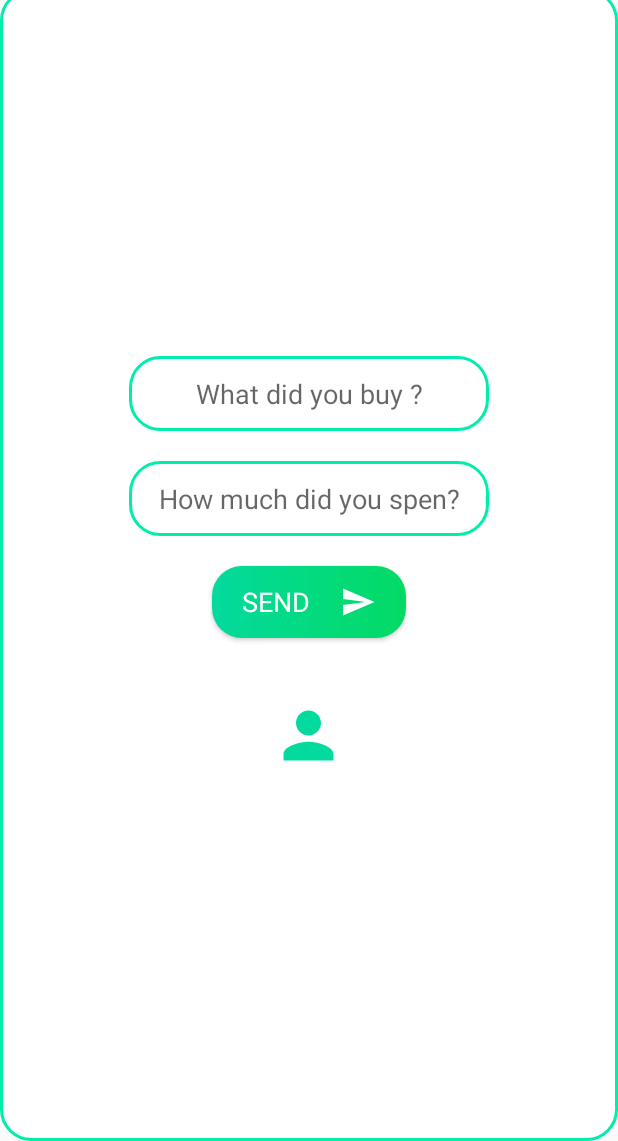
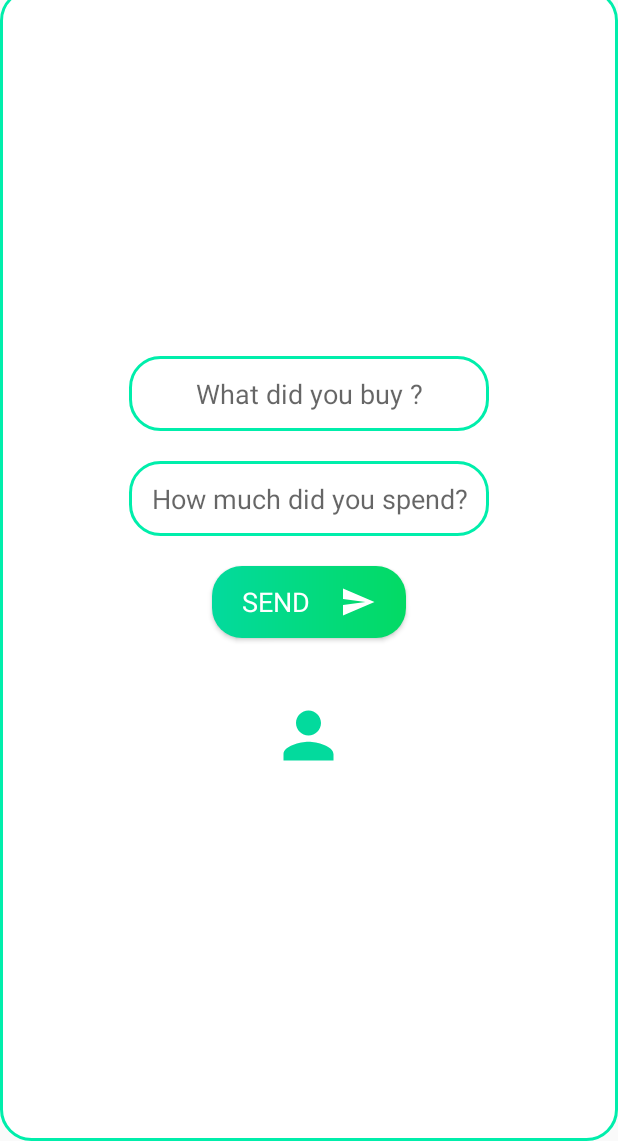
Before and after one commit to FigueroaSergio/appAccounting, an Android app: the screen it shows after launch (MainActivity), on a phone screen of 412 x 824 dp, the part 95-1236 px from its top. Run offline under Robolectric (Android 15) with nearby library versions, the phone set to English and light mode, and no system bars; our stand-ins replace Room's generated code.

Commit message:
Correct behavior in recycler and ortography

```diff
--- a/app/src/main/java/myaplicacion/com/database/ListExpenses.kt
+++ b/app/src/main/java/myaplicacion/com/database/ListExpenses.kt
@@ -44,8 +44,8 @@ class ListExpenses : AppCompatActivity(),myListAdapter.onClickListener {
 
     override fun onItemClick(dato:Accounts,position:Int) {
         val customdialog = CustomDialog.Builder()
-            .setTitle("Precaucion")
-            .setDescription("Esta seguro que desea eliminar")
+            .setTitle("Caution")
+            .setDescription("Are you sure you want to delete the item ${dato.description} $${dato.price}")
             .setPositiveText("Ok")
             .setNegativeText("Cancel")
             .build()
@@ -58,6 +58,7 @@ class ListExpenses : AppCompatActivity(),myListAdapter.onClickListener {
             override fun onPositiveBtn() {
                 accountsDao.deleteAccount(dato)
                 myListAdapter.eliminarItem(position)
+                myListAdapter.rechargerNumber()
                 printTotal(myListAdapter.getElements())
                 customdialog.dismiss()
             }
--- a/app/src/main/java/myaplicacion/com/database/myListAdapter.kt
+++ b/app/src/main/java/myaplicacion/com/database/myListAdapter.kt
@@ -20,6 +20,9 @@ class myListAdapter(private val datos: ArrayList<Accounts>,
     fun getElements(): ArrayList<Accounts> {
         return datos
     }
+    fun rechargerNumber(){
+        notifyDataSetChanged()
+    }
 
     class myHolder(itemview: View) : RecyclerView.ViewHolder(itemview) {
         val id: TextView = itemview.findViewById(R.id.idDb)
@@ -41,7 +44,7 @@ class myListAdapter(private val datos: ArrayList<Accounts>,
     override fun onBindViewHolder(holder: myHolder, position: Int) {
 
         val dato = datos[position]
-        holder.id.text = dato.id.toString()
+        holder.id.text = position.toString()
         holder.description.text = dato.description
         holder.date.text = dato.date
         holder.value.text = dato.price.toString()
--- a/app/src/main/res/values/strings.xml
+++ b/app/src/main/res/values/strings.xml
@@ -1,7 +1,7 @@
 <resources>
     <string name="app_name">Database</string>
     <string name="EdtMainDes">What did you buy ?</string>
-    <string name="EdtMainVaulue">How much did you spen?</string>
+    <string name="EdtMainVaulue">How much did you spend?</string>
     <string name="btnSend">SEND</string>
     <string name="persoDes">Icon dor accs to the Accounts</string>
 </resources>
```
